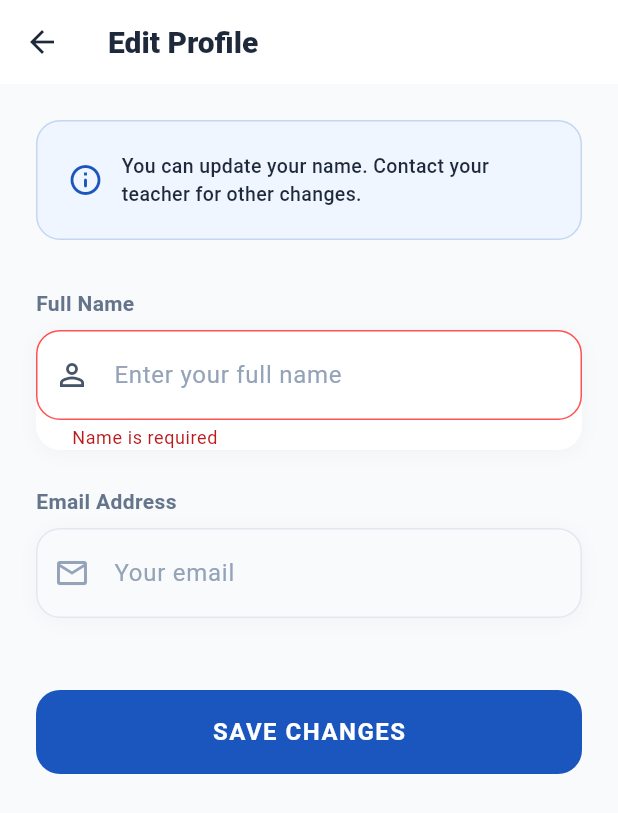
After one commit to shirinsakeer/edupresence, a Flutter app: the EditStudentProfileScreen screen opened directly, after a tap on "SAVE CHANGES", on a phone screen of 412 x 824 dp. The commit adds this screen. Shown: the top 813 px of the screen. Run offline on Flutter 3.47's test engine with Material 3 defaults, Android fonts, the phone set to English and light mode, and no system bars; our stand-ins replace cloud_firestore, firebase_auth, firebase_core, google_generative_ai, image_picker, shared_preferences; accounts and stored records are empty; network calls fail.

Commit message:
feat: implement student dashboard with attendance summary, navigation, and profile editing.

```diff
--- /dev/null
+++ b/lib/screens/student/edit_profile.dart
@@ -0,0 +1,237 @@
+import 'package:flutter/material.dart';
+import 'package:provider/provider.dart';
+import 'package:edupresence/providers/auth_provider.dart';
+import 'package:edupresence/widgets/snackbar_utils.dart';
+
+class EditStudentProfileScreen extends StatefulWidget {
+  const EditStudentProfileScreen({super.key});
+
+  @override
+  State<EditStudentProfileScreen> createState() =>
+      _EditStudentProfileScreenState();
+}
+
+class _EditStudentProfileScreenState extends State<EditStudentProfileScreen> {
+  final _formKey = GlobalKey<FormState>();
+  late TextEditingController _nameController;
+  late TextEditingController _emailController;
+  bool _isLoading = false;
+
+  @override
+  void initState() {
+    super.initState();
+    final authProvider = Provider.of<AuthProvider>(context, listen: false);
+    _nameController =
+        TextEditingController(text: authProvider.userData?['name'] ?? '');
+    _emailController =
+        TextEditingController(text: authProvider.userData?['email'] ?? '');
+  }
+
+  @override
+  void dispose() {
+    _nameController.dispose();
+    _emailController.dispose();
+    super.dispose();
+  }
+
+  Future<void> _saveProfile() async {
+    if (!_formKey.currentState!.validate()) return;
+
+    setState(() => _isLoading = true);
+
+    final authProvider = Provider.of<AuthProvider>(context, listen: false);
+    final error =
+        await authProvider.updateProfile(name: _nameController.text.trim());
+
+    if (mounted) {
+      setState(() => _isLoading = false);
+      if (error == null) {
+        SnackbarUtils.showSuccess(context, "Profile updated successfully!");
+        Navigator.pop(context);
+      } else {
+        SnackbarUtils.showError(context, error);
+      }
+    }
+  }
+
+  @override
+  Widget build(BuildContext context) {
+    return Scaffold(
+      backgroundColor: const Color(0xFFF8FAFC),
+      appBar: AppBar(
+        title: const Text('Edit Profile'),
+        backgroundColor: Colors.white,
+        elevation: 0,
+        foregroundColor: const Color(0xFF1E293B),
+      ),
+      body: SingleChildScrollView(
+        padding: const EdgeInsets.all(24),
+        child: Form(
+          key: _formKey,
+          child: Column(
+            crossAxisAlignment: CrossAxisAlignment.start,
+            children: [
+              Container(
+                padding: const EdgeInsets.all(20),
+                decoration: BoxDecoration(
+                  color: const Color(0xFFEFF6FF),
+                  borderRadius: BorderRadius.circular(16),
+                  border: Border.all(
+                      color: const Color(0xFF1A56BE).withOpacity(0.2)),
+                ),
+                child: Row(
+                  children: [
+                    Icon(Icons.info_outline_rounded,
+                        color: const Color(0xFF1A56BE)),
+                    const SizedBox(width: 12),
+                    Expanded(
+                      child: Text(
+                        "You can update your name. Contact your teacher for other changes.",
+                        style: TextStyle(
+                          color: const Color(0xFF1E293B),
+                          fontSize: 13,
+                          fontWeight: FontWeight.w500,
+                        ),
+                      ),
+                    ),
+                  ],
+                ),
+              ),
+              const SizedBox(height: 32),
+              const Text(
+                "Full Name",
+                style: TextStyle(
+                  fontSize: 14,
+                  fontWeight: FontWeight.w600,
+                  color: Color(0xFF64748B),
+                ),
+              ),
+              const SizedBox(height: 8),
+              _buildField(
+                controller: _nameController,
+                hint: "Enter your full name",
+                icon: Icons.person_outline,
+                validator: (v) => v!.isEmpty ? 'Name is required' : null,
+              ),
+              const SizedBox(height: 24),
+              const Text(
+                "Email Address",
+                style: TextStyle(
+                  fontSize: 14,
+                  fontWeight: FontWeight.w600,
+                  color: Color(0xFF64748B),
+                ),
+              ),
+              const SizedBox(height: 8),
+              _buildField(
+                controller: _emailController,
+                hint: "Your email",
+                icon: Icons.email_outlined,
+                enabled: false,
+              ),
+              const SizedBox(height: 48),
+              SizedBox(
+                width: double.infinity,
+                height: 56,
+                child: ElevatedButton(
+                  style: ElevatedButton.styleFrom(
+                    backgroundColor: const Color(0xFF1A56BE),
+                    foregroundColor: Colors.white,
+                    elevation: 0,
+                    shape: RoundedRectangleBorder(
+                      borderRadius: BorderRadius.circular(16),
+                    ),
+                  ),
+                  onPressed: _isLoading ? null : _saveProfile,
+                  child: _isLoading
+                      ? const SizedBox(
+                          height: 24,
+                          width: 24,
+                          child: CircularProgressIndicator(
+                            color: Colors.white,
+                            strokeWidth: 2.5,
+                          ),
+                        )
+                      : const Text(
+                          'SAVE CHANGES',
+                          style: TextStyle(
+                            fontSize: 16,
+                            fontWeight: FontWeight.bold,
+                            letterSpacing: 1,
+                          ),
+                        ),
+                ),
+              ),
+            ],
+          ),
+        ),
+      ),
+    );
+  }
+
+  Widget _buildField({
+    required TextEditingController controller,
+    required String hint,
+    required IconData icon,
+    bool enabled = true,
+    String? Function(String?)? validator,
+  }) {
+    return Container(
+      decoration: BoxDecoration(
+        color: Colors.white,
+        borderRadius: BorderRadius.circular(16),
+        boxShadow: [
+          BoxShadow(
+            color: Colors.black.withOpacity(0.03),
+            blurRadius: 10,
+            offset: const Offset(0, 2),
+          ),
+        ],
+      ),
+      child: TextFormField(
+        controller: controller,
+        enabled: enabled,
+        style: const TextStyle(
+          fontWeight: FontWeight.w500,
+          color: Color(0xFF1E293B),
+        ),
+        decoration: InputDecoration(
+          hintText: hint,
+          hintStyle: const TextStyle(
+            color: Color(0xFF94A3B8),
+            fontWeight: FontWeight.normal,
+          ),
+          prefixIcon: Icon(
+            icon,
+            color: enabled ? const Color(0xFF475569) : const Color(0xFF94A3B8),
+          ),
+          filled: true,
+          fillColor: enabled ? Colors.white : const Color(0xFFF8FAFC),
+          contentPadding:
+              const EdgeInsets.symmetric(vertical: 18, horizontal: 20),
+          border: OutlineInputBorder(
+            borderRadius: BorderRadius.circular(16),
+            borderSide: const BorderSide(color: Color(0xFFE2E8F0)),
+          ),
+          enabledBorder: OutlineInputBorder(
+            borderRadius: BorderRadius.circular(16),
+            borderSide: const BorderSide(color: Color(0xFFE2E8F0)),
+          ),
+          disabledBorder: OutlineInputBorder(
+            borderRadius: BorderRadius.circular(16),
+            borderSide: const BorderSide(color: Color(0xFFE2E8F0)),
+          ),
+          focusedBorder: OutlineInputBorder(
+            borderRadius: BorderRadius.circular(16),
+            borderSide: const BorderSide(color: Color(0xFF1A56BE), width: 2),
+          ),
+          errorBorder: OutlineInputBorder(
+            borderRadius: BorderRadius.circular(16),
+            borderSide: const BorderSide(color: Colors.redAccent),
+          ),
+        ),
+        validator: validator,
+      ),
+    );
+  }
+}
--- a/lib/screens/student/student_dashboard.dart
+++ b/lib/screens/student/student_dashboard.dart
@@ -1,8 +1,11 @@
-import 'package:cloud_firestore/cloud_firestore.dart';
+import 'package:edupresence/providers/auth_provider.dart';
 import 'package:edupresence/providers/auth_provider.dart';
 import 'package:edupresence/providers/student_provider.dart';
 import 'package:edupresence/screens/student/chatbot.dart';
 import 'package:edupresence/services/cloudinary_service.dart';
+import 'package:edupresence/screens/student/edit_profile.dart';
+import 'package:edupresence/screens/teacher/change_password.dart';
+import 'package:edupresence/screens/teacher/appearance.dart';
 import 'package:flutter/material.dart';
 import 'package:image_picker/image_picker.dart';
 import 'dart:io';
@@ -81,26 +84,20 @@ class StudentHomeTab extends StatelessWidget {
   @override
   Widget build(BuildContext context) {
     final authProvider = Provider.of<AuthProvider>(context);
-    final studentProvider =
-        Provider.of<StudentProvider>(context, listen: false);
     final userData = authProvider.userData;
-    final String className = userData?['className'] ?? '';
     final attendance = userData?['attendance'] as Map<String, dynamic>? ?? {};
+    final int totalDaysRequired = userData?['totalDaysRequired'] ?? 0;
+    final String department = userData?['department'] ?? 'N/A';
+    final String semester = userData?['semester'] ?? 'N/A';
 
     int presentDays = attendance.values.where((v) => v == 'Present').length;
+    int absentDays = attendance.values.where((v) => v == 'Absent').length;
+    int totalRecorded = attendance.length;
 
-    return StreamBuilder<DocumentSnapshot>(
-      stream: studentProvider.getClassMetadata(className),
-      builder: (context, snapshot) {
-        int totalDays = attendance.length;
-        if (snapshot.hasData && snapshot.data!.exists) {
-          totalDays =
-              (snapshot.data!.data() as Map<String, dynamic>)['totalDays'] ??
-                  attendance.length;
-        }
-
-        double percentage =
-            totalDays == 0 ? 0 : (presentDays / totalDays) * 100;
+    // Calculate percentage based on totalDaysRequired if available, otherwise use recorded days
+    double percentage = totalDaysRequired > 0
+        ? (presentDays / totalDaysRequired) * 100
+        : (totalRecorded == 0 ? 0 : (presentDays / totalRecorded) * 100);
 
     return Scaffold(
       backgroundColor: const Color(0xFFF8FAFC),
@@ -109,8 +106,7 @@ class StudentHomeTab extends StatelessWidget {
         title: Hero(
           tag: 'logo',
           child: Image.asset("assets/logo.png",
-                  height: 60,
-                  errorBuilder: (c, e, s) => const Text("EduPresence")),
+              height: 60, errorBuilder: (c, e, s) => const Text("EduPresence")),
         ),
         actions: [
           IconButton(
@@ -139,10 +135,35 @@ class StudentHomeTab extends StatelessWidget {
                           fontWeight: FontWeight.w900,
                           color: Color(0xFF1E293B),
                           letterSpacing: -0.5)),
-                      const Text('You are doing great this semester.',
-                          style: TextStyle(
-                              color: Color(0xFF64748B),
-                              fontWeight: FontWeight.w500)),
+                  const SizedBox(height: 4),
+                  Row(
+                    children: [
+                      Container(
+                        padding: const EdgeInsets.symmetric(
+                            horizontal: 12, vertical: 6),
+                        decoration: BoxDecoration(
+                          color: const Color(0xFF1A56BE).withOpacity(0.1),
+                          borderRadius: BorderRadius.circular(8),
+                        ),
+                        child: Row(
+                          mainAxisSize: MainAxisSize.min,
+                          children: [
+                            const Icon(Icons.school_rounded,
+                                size: 14, color: Color(0xFF1A56BE)),
+                            const SizedBox(width: 4),
+                            Text(
+                              '$department • $semester',
+                              style: const TextStyle(
+                                color: Color(0xFF1A56BE),
+                                fontSize: 12,
+                                fontWeight: FontWeight.bold,
+                              ),
+                            ),
+                          ],
+                        ),
+                      ),
+                    ],
+                  ),
                   const SizedBox(height: 32),
                   Container(
                     width: double.infinity,
@@ -182,15 +203,15 @@ class StudentHomeTab extends StatelessWidget {
                             borderRadius: BorderRadius.circular(16),
                           ),
                           child: Row(
-                                mainAxisAlignment:
-                                    MainAxisAlignment.spaceAround,
+                            mainAxisAlignment: MainAxisAlignment.spaceAround,
                             children: [
                               _miniStat('PRESENT', '$presentDays'),
                               Container(
-                                      width: 1,
-                                      height: 20,
-                                      color: Colors.white24),
-                                  _miniStat('ACADEMIC DAYS', '$totalDays'),
+                                  width: 1, height: 20, color: Colors.white24),
+                              _miniStat('ABSENT', '$absentDays'),
+                              Container(
+                                  width: 1, height: 20, color: Colors.white24),
+                              _miniStat('REQUIRED', '$totalDaysRequired'),
                             ],
                           ),
                         ),
@@ -247,8 +268,7 @@ class StudentHomeTab extends StatelessWidget {
                           decoration: BoxDecoration(
                             color: Colors.white,
                             borderRadius: BorderRadius.circular(18),
-                                border:
-                                    Border.all(color: const Color(0xFFE2E8F0)),
+                            border: Border.all(color: const Color(0xFFE2E8F0)),
                           ),
                           child: ListTile(
                             leading: _statusIcon(status),
@@ -260,8 +280,7 @@ class StudentHomeTab extends StatelessWidget {
                               padding: const EdgeInsets.symmetric(
                                   horizontal: 12, vertical: 6),
                               decoration: BoxDecoration(
-                                    color:
-                                        _statusColor(status).withOpacity(0.1),
+                                color: _statusColor(status).withOpacity(0.1),
                                 borderRadius: BorderRadius.circular(8),
                               ),
                               child: Text(status,
@@ -279,8 +298,6 @@ class StudentHomeTab extends StatelessWidget {
                 ),
         ],
       ),
-        );
-      },
     );
   }
 
```
Lines whose indentation alone changed are shown as unchanged.
